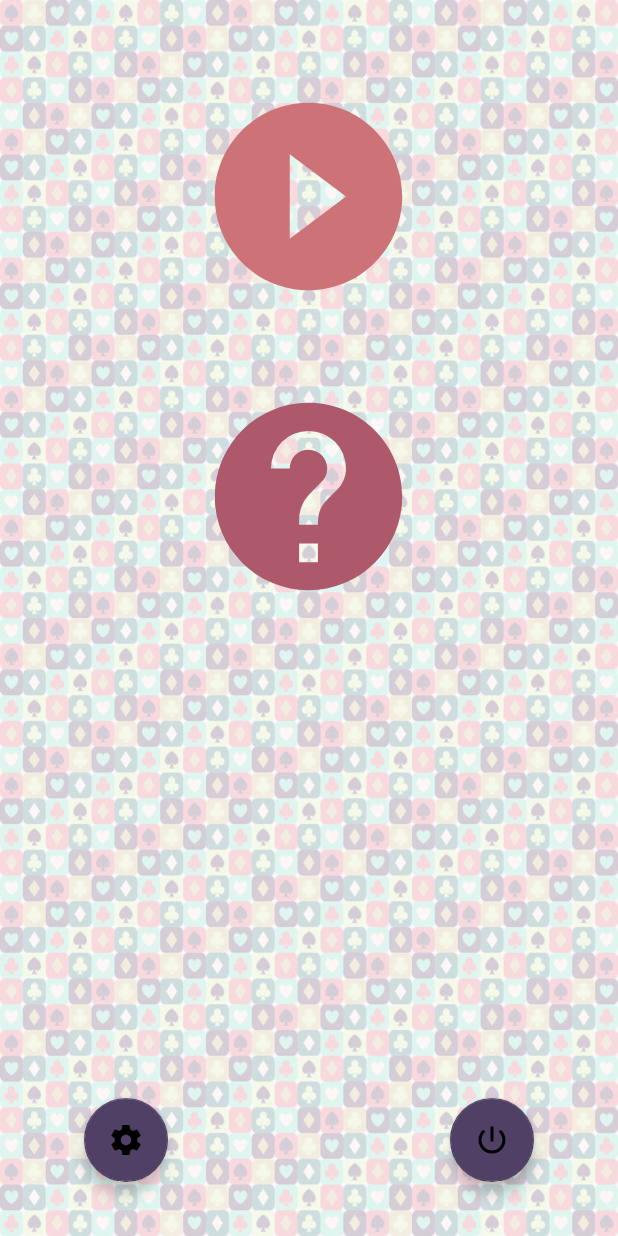
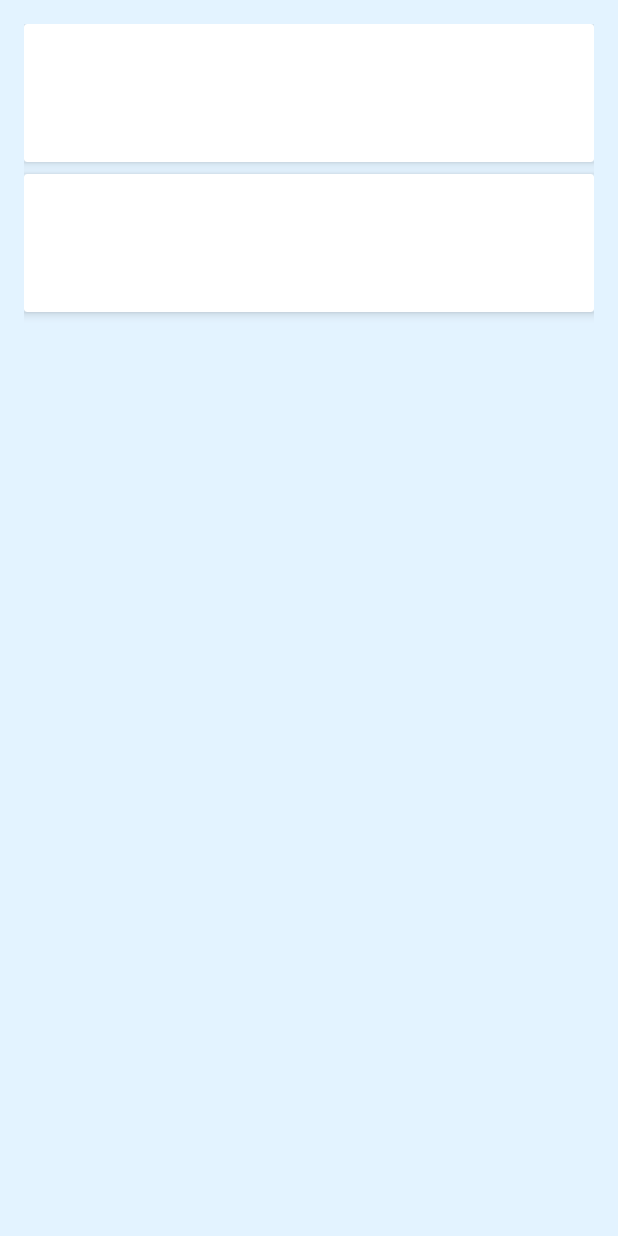
Before and after one commit to gglcrash/KingsCup, an Android app: the screen it shows after launch (MainActivity before the commit, RulesActivity after it), after a tap on an icon or button, on a phone screen of 412 x 824 dp. Run offline under Robolectric (Android 15) with nearby library versions, the phone set to English and light mode, and no system bars; our stand-ins replace ButterKnife.

Commit message:
rules activity

```diff
--- a/app/build.gradle
+++ b/app/build.gradle
@@ -30,4 +30,5 @@ dependencies {
     compile 'com.android.support:support-v4:23.2.0'
     compile 'com.squareup.picasso:picasso:2.5.2'
     compile 'com.android.support:cardview-v7:23.3.0'
+    compile 'com.android.support:recyclerview-v7:23.3.0'
 }
--- a/app/src/main/AndroidManifest.xml
+++ b/app/src/main/AndroidManifest.xml
@@ -10,14 +10,18 @@
         android:label="@string/app_name"
         android:supportsRtl="true"
         android:theme="@style/AppTheme">
-        <activity android:name=".ui.activities.MainActivity">
+        <activity android:name=".ui.activities.MainActivity"
+                  android:screenOrientation="portrait">
             <intent-filter>
                 <action android:name="android.intent.action.MAIN"/>
 
                 <category android:name="android.intent.category.LAUNCHER"/>
             </intent-filter>
         </activity>
-        <activity android:name=".ui.activities.PlayActivity"/>
+        <activity android:name=".ui.activities.PlayActivity"
+                  android:screenOrientation="portrait"/>
+        <activity android:name=".ui.activities.RulesActivity"
+                  android:screenOrientation="portrait"/>
     </application>
 
 </manifest>
--- a/app/src/main/java/com/gglcrash/kingscup/ui/activities/MainActivity.java
+++ b/app/src/main/java/com/gglcrash/kingscup/ui/activities/MainActivity.java
@@ -53,8 +53,9 @@ public class MainActivity extends BaseActivity {
     }
 
     @OnClick(R.id.rules_btn)
-    public void fabRulesClick(){
-        showToast("rules!");
+    public void onRulesClick(){
+        Intent intent = new Intent(this, RulesActivity.class);
+        startActivity(intent);
     }
 
     private void setCards(){
--- /dev/null
+++ b/app/src/main/java/com/gglcrash/kingscup/ui/activities/RulesActivity.java
@@ -0,0 +1,27 @@
+package com.gglcrash.kingscup.ui.activities;
+
+import android.os.Bundle;
+import android.support.annotation.Nullable;
+import android.view.View;
+
+import com.gglcrash.kingscup.R;
+
+import butterknife.ButterKnife;
+
+/**
+ * Created by gglcrash on 22.09.2016.
+ */
+public class RulesActivity extends BaseActivity {
+
+    @Override
+    protected void onCreate(@Nullable Bundle savedInstanceState) {
+        super.onCreate(savedInstanceState);
+        setContentView(R.layout.activity_rules);
+        ButterKnife.bind(this);
+
+        View decorView = getWindow().getDecorView();
+        // Hide the status bar.
+        int uiOptions = View.SYSTEM_UI_FLAG_FULLSCREEN;
+        decorView.setSystemUiVisibility(uiOptions);
+    }
+}
--- a/app/src/main/res/layout/activity_play.xml
+++ b/app/src/main/res/layout/activity_play.xml
@@ -14,7 +14,7 @@
         android:id="@+id/main_frame_layout"
         android:layout_width="match_parent"
         android:layout_height="match_parent"
-        android:background="@drawable/background"
+        android:background="@color/sky_light"
         android:fitsSystemWindows="true"
         android:orientation="vertical">
 
--- /dev/null
+++ b/app/src/main/res/layout/activity_rules.xml
@@ -0,0 +1,86 @@
+<?xml version="1.0" encoding="utf-8"?>
+<LinearLayout xmlns:android="http://schemas.android.com/apk/res/android"
+              android:layout_width="match_parent"
+              android:layout_height="match_parent"
+              xmlns:app="http://schemas.android.com/apk/res-auto"
+              android:padding="16dp"
+              android:orientation="vertical"
+              android:background="@color/sky_light"
+              android:fitsSystemWindows="true"
+    >
+    <android.support.v7.widget.CardView
+        android:layout_width="match_parent"
+        android:layout_height="wrap_content"
+        android:id="@+id/cv2"
+        app:cardElevation="4dp"
+        >
+        <RelativeLayout
+            android:layout_width="match_parent"
+            android:layout_height="wrap_content"
+            android:padding="16dp"
+            >
+            <ImageView
+                android:layout_width="wrap_content"
+                android:layout_height="wrap_content"
+                android:id="@+id/rule_two_img"
+                android:layout_alignParentLeft="true"
+                android:layout_alignParentTop="true"
+                android:layout_marginRight="16dp"
+                />
+            <TextView
+                android:layout_width="wrap_content"
+                android:layout_height="wrap_content"
+                android:id="@+id/rule_two_title"
+                android:layout_toRightOf="@+id/rule_two_img"
+                android:layout_alignParentTop="true"
+                android:textSize="30sp"
+                />
+            <TextView
+                android:layout_width="wrap_content"
+                android:layout_height="wrap_content"
+                android:id="@+id/rule_two_text"
+                android:layout_toRightOf="@+id/rule_two_img"
+                android:layout_below="@+id/rule_two_title"
+                />
+        </RelativeLayout>
+    </android.support.v7.widget.CardView>
+
+    <android.support.v7.widget.CardView
+        android:layout_width="match_parent"
+        android:layout_height="wrap_content"
+        android:id="@+id/cv3"
+        android:layout_marginTop="@dimen/spacing_small_8"
+        app:cardElevation="4dp"
+        >
+        <RelativeLayout
+            android:layout_width="match_parent"
+            android:layout_height="wrap_content"
+            android:padding="16dp"
+            >
+            <ImageView
+                android:layout_width="wrap_content"
+                android:layout_height="wrap_content"
+                android:id="@+id/rule_three_img"
+                android:layout_alignParentLeft="true"
+                android:layout_alignParentTop="true"
+                android:layout_marginRight="16dp"
+                />
+            <TextView
+                android:layout_width="wrap_content"
+                android:layout_height="wrap_content"
+                android:id="@+id/rule_three_title"
+                android:layout_toRightOf="@+id/rule_three_img"
+                android:layout_alignParentTop="true"
+                android:textSize="30sp"
+                />
+            <TextView
+                android:layout_width="wrap_content"
+                android:layout_height="wrap_content"
+                android:id="@+id/rule_three_text"
+                android:layout_toRightOf="@+id/rule_three_img"
+                android:layout_below="@+id/rule_three_title"
+                />
+        </RelativeLayout>
+    </android.support.v7.widget.CardView>
+
+</LinearLayout>
--- a/app/src/main/res/values/colors.xml
+++ b/app/src/main/res/values/colors.xml
@@ -5,9 +5,8 @@
     <color name="color_primary_darkest">#96484c</color>
     <color name="color_accent">#504065</color>
 
-    <color name="color_one">#2a7b7c</color>
-    <color name="color_two">#7c867e</color>
-    <color name="color_three">#74bfba</color>
+    <color name="sky_light">#e3f3ff</color>
+
     <color name="red">#ff0000</color>
 
     <color name="grey">#5d5d5d</color>
```
